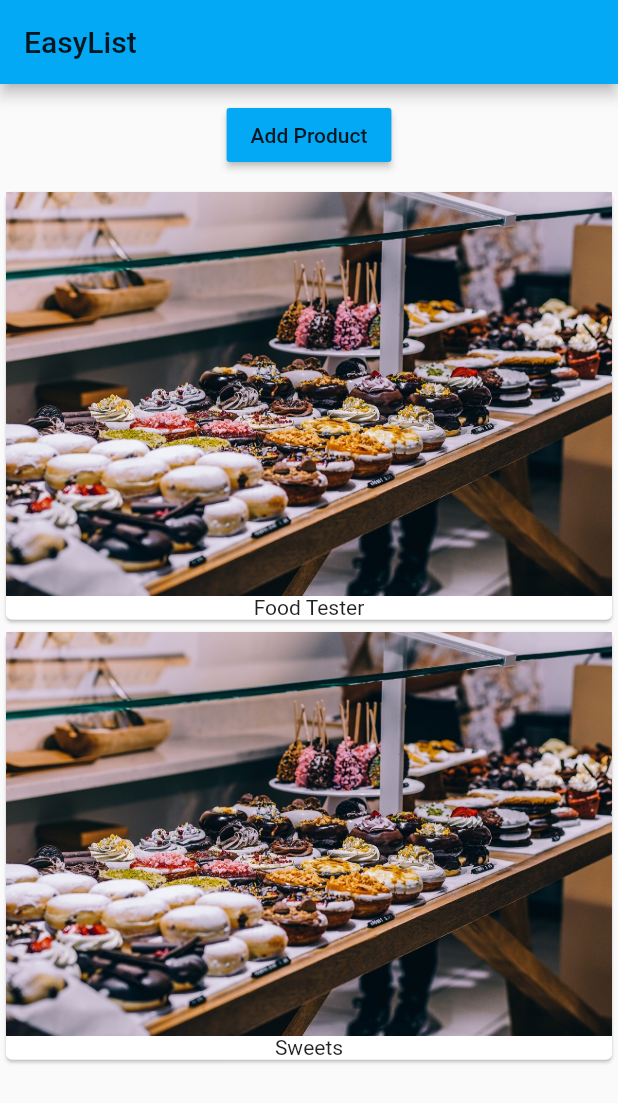
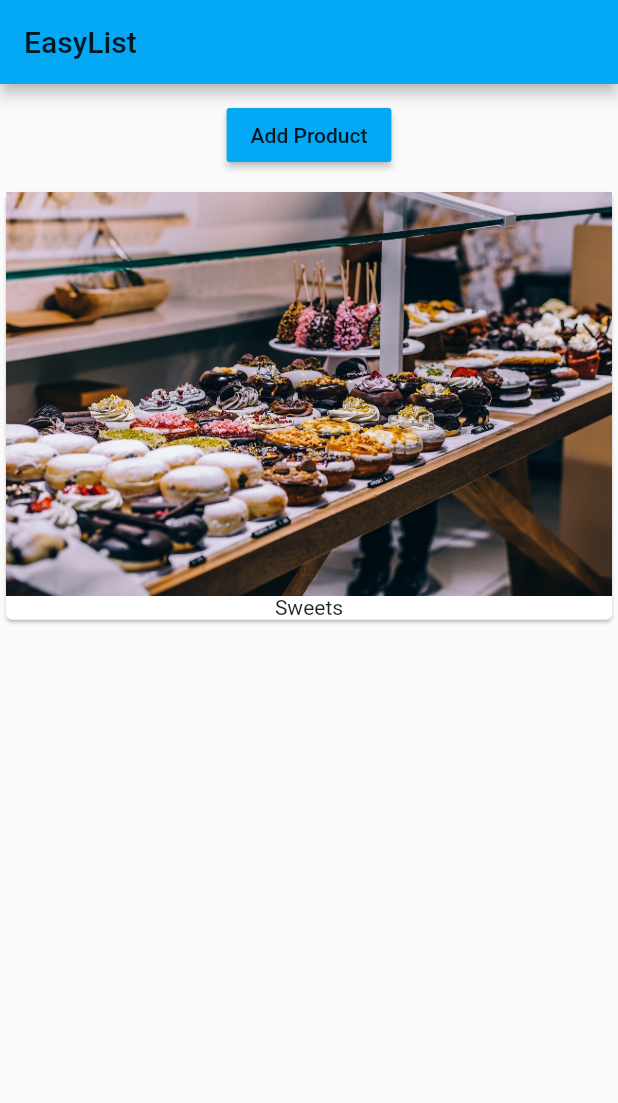
Before and after one commit to smirina/course_app, a Flutter app: the screen it shows after launch, after a tap on "Add Product", on a phone screen of 412 x 824 dp. Shown: the top 1103 px of the screen. Run offline on Flutter 3.47's test engine with Material 2 defaults, Android fonts, the phone set to English and light mode, and no system bars.

```diff
--- a/lib/main.dart
+++ b/lib/main.dart
@@ -1,13 +1,20 @@
 import 'package:flutter/material.dart';
+// import 'package:flutter/rendering.dart';
 
 import './product_manager.dart';
 
-void main() => runApp(MyApp());
+//void main() => runApp(MyApp());
+
+void main() {
+  // debugPaintSizeEnabled = true;
+  runApp(MyApp());
+}
 
 class MyApp extends StatelessWidget {
   @override
   Widget build(BuildContext context) {
     return MaterialApp(
+      // debugShowMaterialGrid: true,
       theme: ThemeData(
           brightness: Brightness.light,
           primarySwatch: Colors.lightBlue,
@@ -16,7 +23,7 @@ class MyApp extends StatelessWidget {
         appBar: AppBar(
           title: Text('EasyList'),
         ),
-        body: ProductManager(startingProduct: 'Food Tester'),
+        body: ProductManager(),
       ),
     );
   }
--- a/lib/product_manager.dart
+++ b/lib/product_manager.dart
@@ -6,7 +6,7 @@ import './product_control.dart';
 class ProductManager extends StatefulWidget {
   final String startingProduct;
 
-  ProductManager({this.startingProduct = 'Sweets Tester'}) {
+  ProductManager({this.startingProduct}) {
     print('[ProductManager Widget] Constructor');
   }
 
@@ -24,7 +24,9 @@ class _ProductManagerState extends State<ProductManager> {
   void initState() {
     print('[ProductManager State] initState()');
     super.initState();
-    _products.add(widget.startingProduct);
+    if (widget.startingProduct != null) {
+      _products.add(widget.startingProduct);
+    }
   }
 
   @override
@@ -35,8 +37,8 @@ class _ProductManagerState extends State<ProductManager> {
 
   void _addProduct(String product) {
     setState(() {
-                _products.add(product);
-              });
+      _products.add(product);
+    });
   }
 
   @override
@@ -48,7 +50,9 @@ class _ProductManagerState extends State<ProductManager> {
           margin: EdgeInsets.all(10.0),
           child: ProductControl(_addProduct),
         ),
-        Products(_products)
+        Expanded(
+          child: Products(_products),
+        ),
       ],
     );
   }
--- a/lib/products.dart
+++ b/lib/products.dart
@@ -7,21 +7,35 @@ class Products extends StatelessWidget {
     print('[Product Widget] Constructor');
   }
 
+  Widget _buildProductItem(BuildContext context, int index) {
+    return Card(
+      child: Column(
+        children: <Widget>[
+          Image.asset('assets/food.jpg'),
+          Text(products[index])
+        ],
+      ),
+    );
+  }
+
+  Widget _buildProductList() {
+    Widget productCard = Center(
+      child: Text('No Products found, please add some'),
+    );
+    if (products.length > 0) {
+      productCard = ListView.builder(
+        itemBuilder: _buildProductItem,
+        itemCount: products.length,
+      );
+    } else {
+      productCard = Container();
+    }
+    return productCard;
+  }
+
   @override
   Widget build(BuildContext context) {
     print('[Product Widget] build');
-    return Column(
-      children: products
-          .map(
-            (element) => Card(
-                  child: Column(
-                    children: <Widget>[
-                      Image.asset('assets/food.jpg'),
-                      Text(element)
-                    ],
-                  ),
-                ),
-          )
-          .toList());
+    return _buildProductList();
   }
 }
```
Also changed, not shown: 2 other files.
